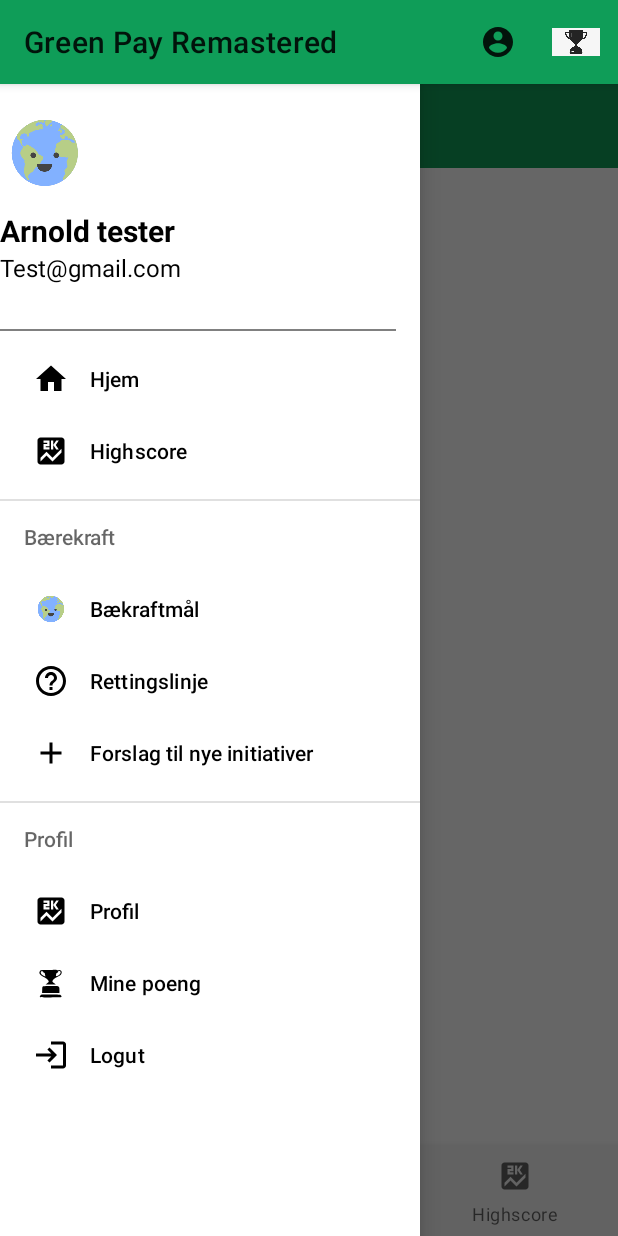
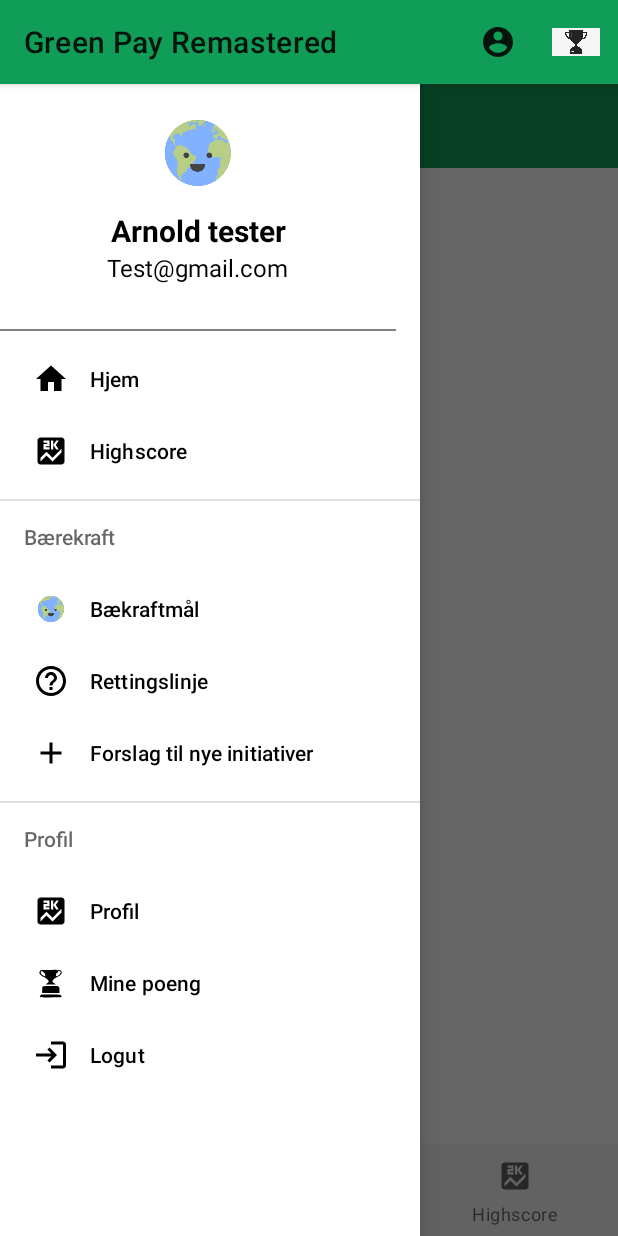
Before and after one commit to Mikebrowski/greenpay_c, an Android app: the LoginActivityScreen screen opened directly, with no data from a screen before it, with the side drawer open, on a phone screen of 412 x 824 dp. Run offline under Robolectric (Android 15) with nearby library versions, the phone set to English and light mode, and no system bars; our stand-ins replace CircleImageView, Firebase (no records; nobody signed in at launch, a user with empty details on screens opened directly), Picasso; Roboto replaces fonts that are not available here.

Commit message:
task #795 navcontroller and nav header fix

```diff
--- a/app/src/main/java/com/example/greenpayremastered/LoginActivityScreen.java
+++ b/app/src/main/java/com/example/greenpayremastered/LoginActivityScreen.java
@@ -97,6 +97,7 @@ public class LoginActivityScreen extends AppCompatActivity {
 
         nvDrawer = (NavigationView) findViewById(R.id.navigation_view);
         setupDrawerContent(nvDrawer);
+
 
 
         /*
--- a/app/src/main/res/layout/nav_header.xml
+++ b/app/src/main/res/layout/nav_header.xml
@@ -1,46 +1,44 @@
 <?xml version="1.0" encoding="utf-8"?>
-<LinearLayout
-    xmlns:android="http://schemas.android.com/apk/res/android"
+<LinearLayout xmlns:android="http://schemas.android.com/apk/res/android"
     android:layout_width="match_parent"
     android:layout_height="wrap_content"
-    android:background="@color/white"
     android:layout_marginTop="16dp"
     android:layout_marginEnd="16dp"
-    android:orientation="vertical"
-    >
+    android:background="@color/white"
+    android:gravity="center"
+    android:orientation="vertical">
+
     <de.hdodenhof.circleimageview.CircleImageView
         android:layout_width="60dp"
         android:layout_height="60dp"
-        android:src="@drawable/planet"
-        >
+        android:src="@drawable/planet">
 
     </de.hdodenhof.circleimageview.CircleImageView>
+
     <TextView
+        android:id="@+id/userNameDrawer"
         android:layout_width="match_parent"
         android:layout_height="wrap_content"
-        android:id="@+id/userNameDrawer"
+        android:gravity="center_horizontal"
         android:paddingTop="8dp"
+        android:text="Arnold tester"
         android:textSize="20sp"
-        android:text="Arnold tester"
-        android:textStyle="bold"
-        >
-    </TextView>
+        android:textStyle="bold"></TextView>
+
     <TextView
+        android:id="@+id/emailOfUserDrawer"
         android:layout_width="wrap_content"
         android:layout_height="wrap_content"
-        android:id="@+id/emailOfUserDrawer"
-        android:textSize="16sp"
-        android:text="Test@gmail.com">
-    </TextView>
+        android:text="Test@gmail.com"
+        android:textSize="16sp"></TextView>
+
     <View
         android:layout_width="wrap_content"
         android:layout_height="1dp"
         android:layout_marginTop="30dp"
-        android:background="@color/underlineGray"
-        >
+        android:background="@color/underlineGray">
 
     </View>
 
 
-
 </LinearLayout>
```
Also changed, not shown: app/src/main/java/com/example/greenpayremastered/LoginActivityScreen2.kt (+23 -41 lines).
